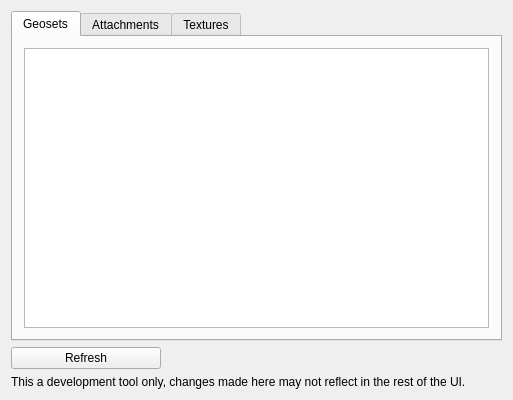
The window that WMVx/DevTools.ui (Frostshake/WMVx) describes before a commit, drawn with Qt 5.
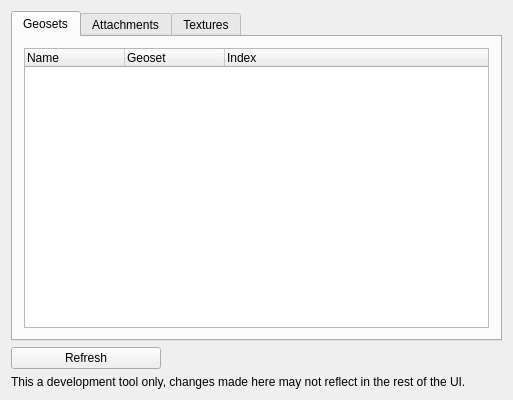
The same window after the commit.

Commit message: improvements to geoset dev tool

The edit to the form file:
```diff
--- a/WMVx/DevTools.ui
+++ b/WMVx/DevTools.ui
@@ -26,7 +26,23 @@
        </attribute>
        <layout class="QVBoxLayout" name="verticalLayout_3">
         <item>
-         <widget class="QListWidget" name="listWidgetGeosets"/>
+         <widget class="QTreeWidget" name="treeWidgetGeosets">
+          <column>
+           <property name="text">
+            <string>Name</string>
+           </property>
+          </column>
+          <column>
+           <property name="text">
+            <string>Geoset</string>
+           </property>
+          </column>
+          <column>
+           <property name="text">
+            <string>Index</string>
+           </property>
+          </column>
+         </widget>
         </item>
        </layout>
       </widget>
```
The commit also changes 6 other files.
